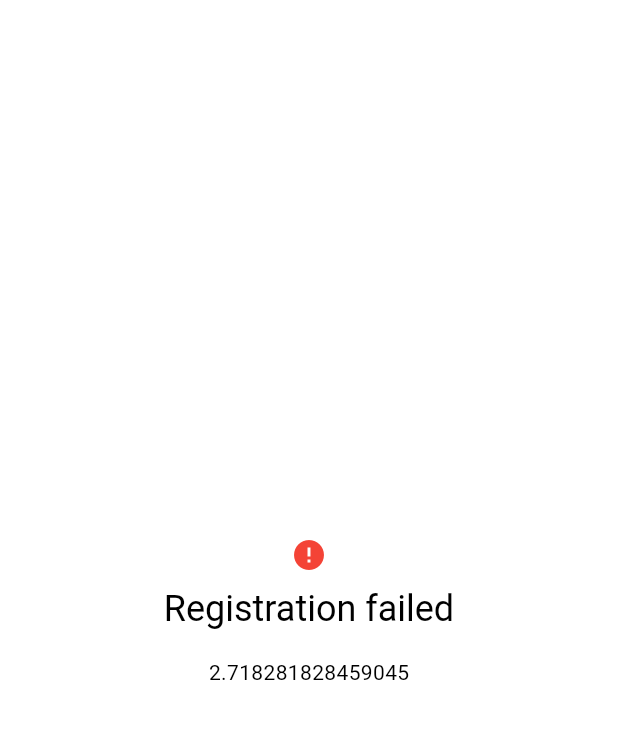
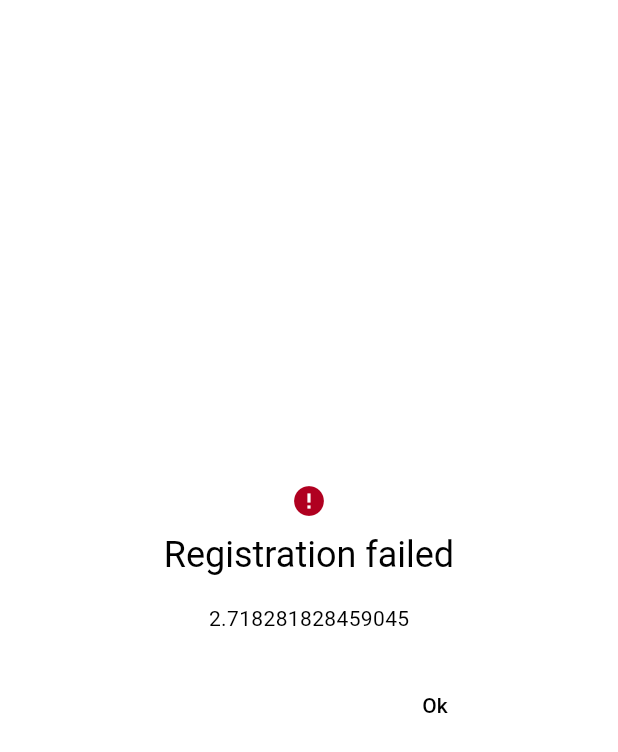
Before and after one commit to reedu-reengineering-education/sensebox-bike-flutter, a Flutter app: the ErrorDialog widget shown alone on an empty page, opened directly, on a phone screen of 412 x 824 dp. Shown: the top 752 px of the screen. Run offline on Flutter 3.47's test engine with Material 3 defaults, Android fonts, the phone set to English and light mode, and no system bars; our stand-ins replace app_links, cached_network_image, csv, device_info_plus, fl_chart, flutter_blue_plus and 9 more; missing offline and left inert: google_polyline_algorithm, mapbox_maps_flutter, mapbox_maps_flutter_draw, simplify, turf; accounts and stored records are empty; generated files the repository leaves out were written again; statements that could not run were skipped.

Commit message:
feat: add ok button to error dialog

```diff
--- a/lib/ui/widgets/common/error_dialog.dart
+++ b/lib/ui/widgets/common/error_dialog.dart
@@ -12,7 +12,7 @@ class ErrorDialog extends StatelessWidget {
       content: Column(
         mainAxisSize: MainAxisSize.min,
         children: [
-          const Icon(Icons.error, color: Colors.red),
+          Icon(Icons.error, color: Theme.of(context).colorScheme.error),
           const SizedBox(height: 8),
           Text(
             AppLocalizations.of(context)!.openSenseMapRegisterFailed,
@@ -25,6 +25,14 @@ class ErrorDialog extends StatelessWidget {
           ),
         ],
       ),
+      actions: [
+        TextButton(
+          onPressed: () {
+            Navigator.of(context).pop(); // Close the dialog
+          },
+          child: Text(AppLocalizations.of(context)!.generalOk),
+        ),
+      ],
     );
   }
 }
```
